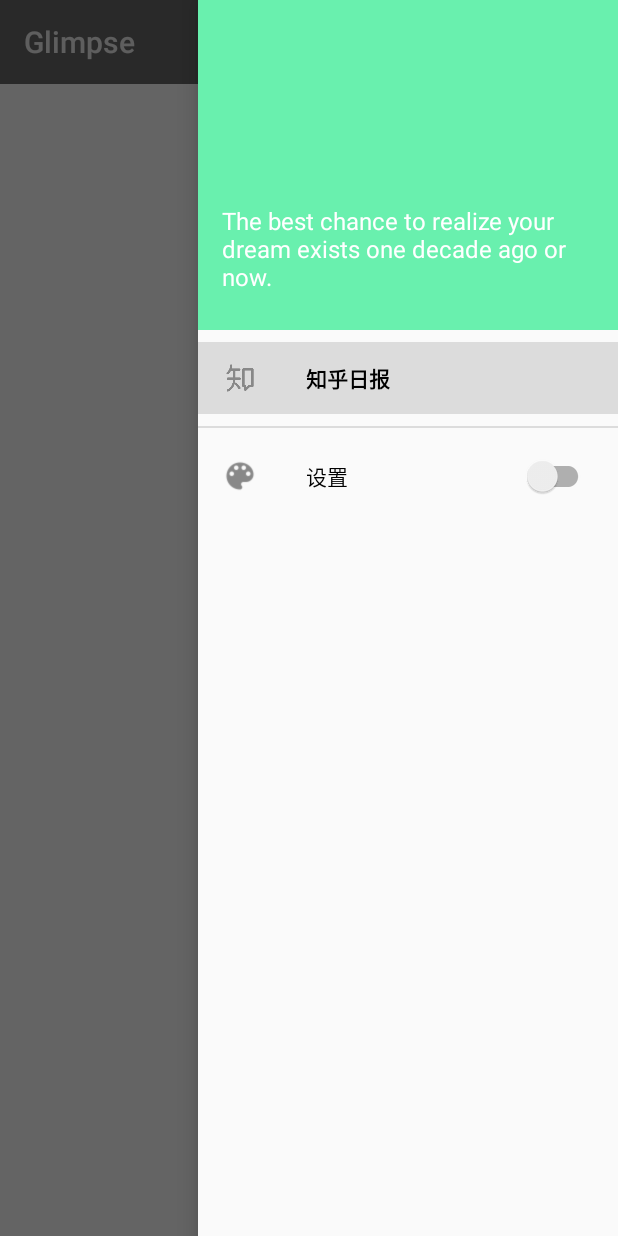
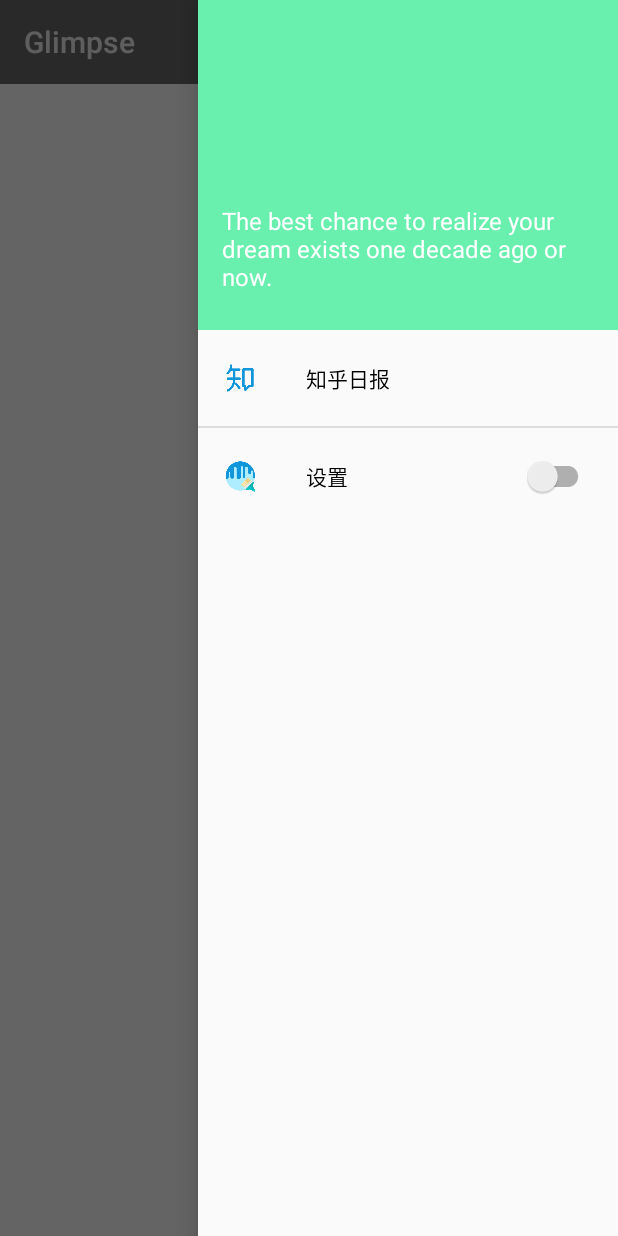
Before and after one commit to ValentinZhao/Glimpse, an Android app: the screen it shows after launch (MainActivity), with the side drawer open, on a phone screen of 412 x 824 dp. Run offline under Robolectric (Android 15) with nearby library versions, the phone set to English and light mode, and no system bars; libraries missing offline, so code that uses them is left out: rx.android.schedulers, rx.functions, rx.schedulers, rx.subscriptions; 1 statement that could not run was skipped.

Commit message:
update a few icon

```diff
--- a/app/src/main/java/com/jyutwaa/zhaoziliang/glimpse/MainActivity.java
+++ b/app/src/main/java/com/jyutwaa/zhaoziliang/glimpse/MainActivity.java
@@ -86,7 +86,7 @@ public class MainActivity extends BaseActivity implements IMain{
                 currentMenuItem = navigationView.getMenu().findItem(R.id.zhihu);
             }
             if(currentMenuItem != null){
-                currentMenuItem.setChecked(true);
+                currentMenuItem.setChecked(false);
                 Fragment fragment = findFragmentById(currentMenuItem.getItemId());
                 String title = mTitleMap.get(currentMenuItem.getItemId());
                 if(fragment != null){
@@ -157,7 +157,7 @@ public class MainActivity extends BaseActivity implements IMain{
         }
 
         navigationView.setItemTextColor(new ColorStateList(state, textColor));
-        navigationView.setItemIconTintList(new ColorStateList(state, iconColor));
+        navigationView.setItemIconTintList(null);
         changeThemes();
     }
 
--- a/app/src/main/res/menu/navi_menu.xml
+++ b/app/src/main/res/menu/navi_menu.xml
@@ -19,7 +19,7 @@
         <item
             android:id="@+id/theme_setting"
             android:title="@string/navi_theme_setting_title"
-            android:icon="@drawable/ic_color_lens_white_24dp"
+            android:icon="@drawable/theme_setting"
             app:actionLayout="@layout/theme_switch" />
 
     </group>
```
Also changed, not shown: app/src/main/res/drawable/ic_color_lens_white_24dp.png (deleted), app/src/main/res/drawable/theme_setting.png (added).
